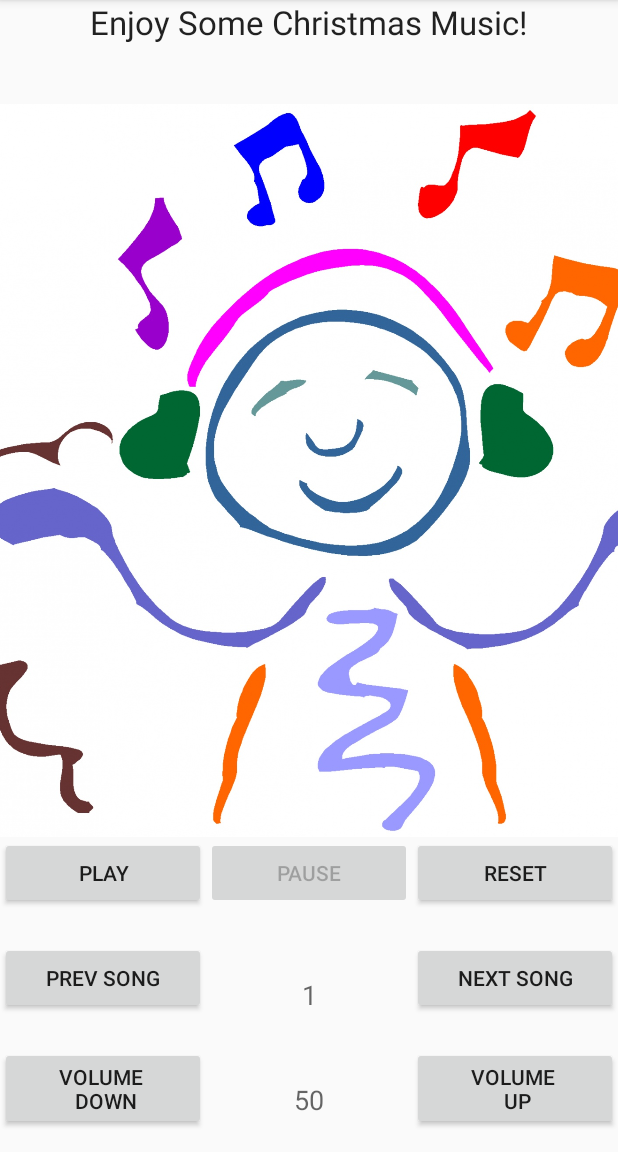
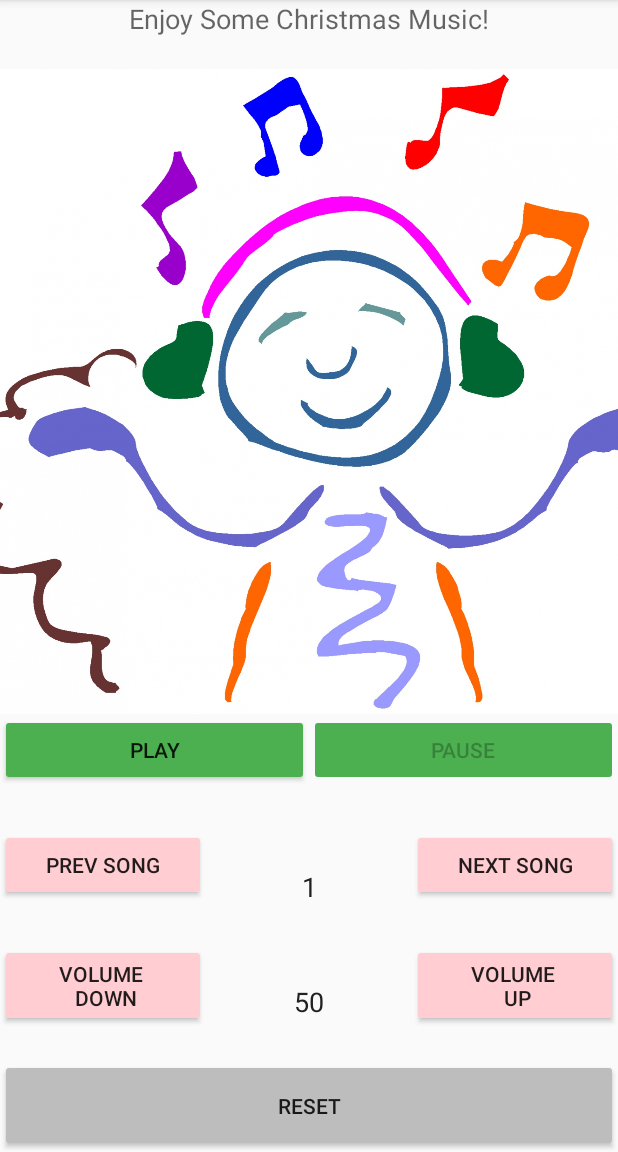
Before and after one commit to sunnyeyez123/musicplayer, an Android app: the screen it shows after launch (MainActivity), on a phone screen of 412 x 824 dp, the part 84-1236 px from its top. Run offline under Robolectric (Android 15) with nearby library versions, the phone set to English and light mode, and no system bars.

Commit message:
style the rest of the buttons and text

```diff
--- a/app/src/main/res/layout/activity_main.xml
+++ b/app/src/main/res/layout/activity_main.xml
@@ -12,10 +12,9 @@
         android:layout_width="wrap_content"
         android:layout_height="0dp"
         android:layout_gravity="center"
-
-        android:layout_weight="1"
+        android:layout_weight=".75"
         android:text="Enjoy Some Christmas Music!"
-        android:textAppearance="@style/Base.TextAppearance.AppCompat.Large"
+        android:textAppearance="@style/Base.TextAppearance.AppCompat.Medium"
 
         />
 
@@ -30,10 +29,12 @@
     <LinearLayout
         android:layout_width="match_parent"
         android:layout_height="0dp"
-        android:layout_weight="1"
+        android:layout_weight="1.25"
         android:orientation="horizontal">
 
         <Button
+            android:backgroundTint="@color/accent"
+
             android:id="@+id/play_button"
             android:layout_width="0dp"
             android:layout_height="wrap_content"
@@ -41,18 +42,13 @@
             android:text="Play" />
 
         <Button
+            android:backgroundTint="@color/accent"
             android:id="@+id/pause_button"
             android:layout_width="0dp"
             android:layout_height="wrap_content"
             android:layout_weight="1"
             android:text="Pause" />
 
-        <Button
-            android:id="@+id/reset_button"
-            android:layout_width="0dp"
-            android:layout_height="wrap_content"
-            android:layout_weight="1"
-            android:text="Reset" />
 
 
     </LinearLayout>
@@ -60,10 +56,12 @@
     <LinearLayout
         android:layout_width="match_parent"
         android:layout_height="0dp"
-        android:layout_weight="1"
+        android:layout_weight="1.25"
         android:orientation="horizontal">
 
         <Button
+            android:backgroundTint="@color/primary_light"
+
             android:id="@+id/prev_button"
             android:layout_width="0dp"
             android:layout_height="wrap_content"
@@ -71,6 +69,7 @@
             android:text="Prev Song" />
 
         <TextView
+            android:textColor="@color/primary_text"
             android:id="@+id/song_num"
             android:layout_width="0dp"
             android:layout_height="wrap_content"
@@ -83,6 +82,8 @@
 
 
         <Button
+            android:backgroundTint="@color/primary_light"
+
             android:id="@+id/next_button"
             android:layout_width="0dp"
             android:layout_height="wrap_content"
@@ -96,10 +97,12 @@
     <LinearLayout
         android:layout_width="match_parent"
         android:layout_height="0dp"
-        android:layout_weight="1"
+        android:layout_weight="1.25"
         android:orientation="horizontal">
 
         <Button
+            android:backgroundTint="@color/primary_light"
+
             android:id="@+id/voldown_button"
             android:layout_width="0dp"
             android:layout_height="wrap_content"
@@ -107,6 +110,8 @@
             android:text="Volume \n Down" />
 
         <TextView
+            android:textColor="@color/primary_text"
+
             android:id="@+id/volume_text"
             android:layout_width="0dp"
             android:layout_height="wrap_content"
@@ -119,6 +124,8 @@
 
 
         <Button
+            android:backgroundTint="@color/primary_light"
+
             android:id="@+id/volup_button"
             android:layout_width="0dp"
             android:layout_height="wrap_content"
@@ -129,5 +136,14 @@
 
     </LinearLayout>
 
+    <Button
+        android:backgroundTint="@color/divider"
+
+        android:id="@+id/reset_button"
+        android:layout_height="0dp"
+        android:layout_width="match_parent"
+        android:layout_weight="1"
+        android:text="Reset" />
+
 
 </LinearLayout>
--- a/app/src/main/res/values/styles.xml
+++ b/app/src/main/res/values/styles.xml
@@ -12,5 +12,9 @@
 
 
 
+    <style name="RedAccentButton" >
+        <item name="android:background">@color/accent</item>
+
+    </style>
 
 </resources>
```
